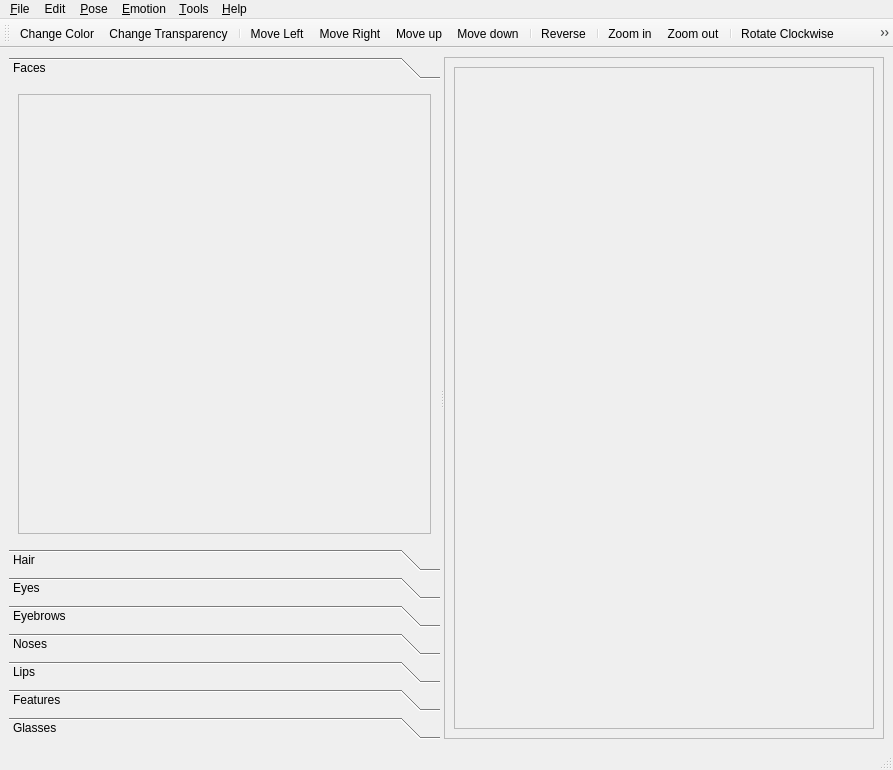
Qt form src/mainwindow.ui (androidarduino/miieditor2d) before a commit.
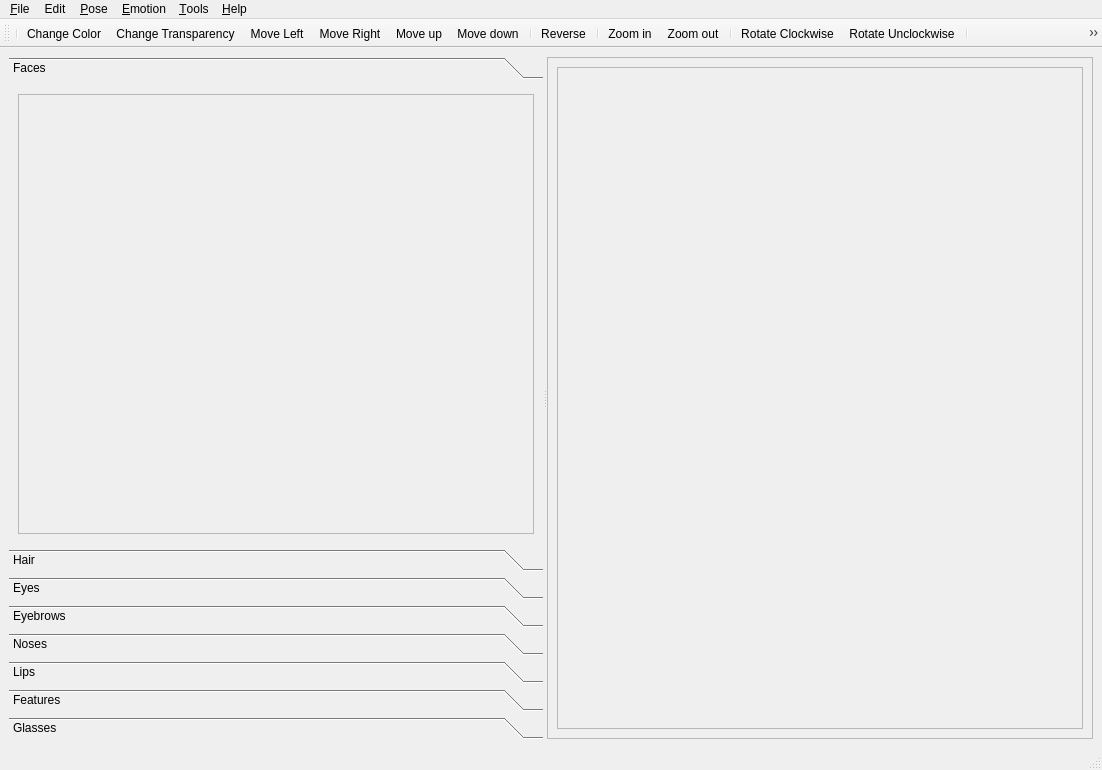
The same form after that commit. The open tabs and pages were chosen to show the change. Icons and pictures are not drawn.

Diff of the .ui file:
```diff
--- a/src/mainwindow.ui
+++ b/src/mainwindow.ui
@@ -6,7 +6,7 @@
    <rect>
     <x>0</x>
     <y>0</y>
-    <width>893</width>
+    <width>1102</width>
     <height>770</height>
    </rect>
   </property>
@@ -45,8 +45,8 @@
           <rect>
            <x>0</x>
            <y>0</y>
-           <width>112</width>
-           <height>112</height>
+           <width>530</width>
+           <height>338</height>
           </rect>
          </property>
          <attribute name="label">
@@ -63,8 +63,8 @@
               <rect>
                <x>0</x>
                <y>0</y>
-               <width>96</width>
-               <height>26</height>
+               <width>508</width>
+               <height>316</height>
               </rect>
              </property>
             </widget>
@@ -319,7 +319,7 @@
             <rect>
              <x>0</x>
              <y>0</y>
-             <width>416</width>
+             <width>522</width>
              <height>616</height>
             </rect>
            </property>
@@ -337,7 +337,7 @@
     <rect>
      <x>0</x>
      <y>0</y>
-     <width>893</width>
+     <width>1102</width>
      <height>34</height>
     </rect>
    </property>
@@ -426,9 +426,9 @@
    <attribute name="toolBarBreak">
     <bool>false</bool>
    </attribute>
+   <addaction name="separator"/>
    <addaction name="actionChange_Color"/>
    <addaction name="actionChange_Transparency"/>
-   <addaction name="separator"/>
    <addaction name="actionMove_Left"/>
    <addaction name="actionMove_Right"/>
    <addaction name="actionMove_up"/>
```
Left out of the diff: 26 changed lines with no effect on the pictures.
